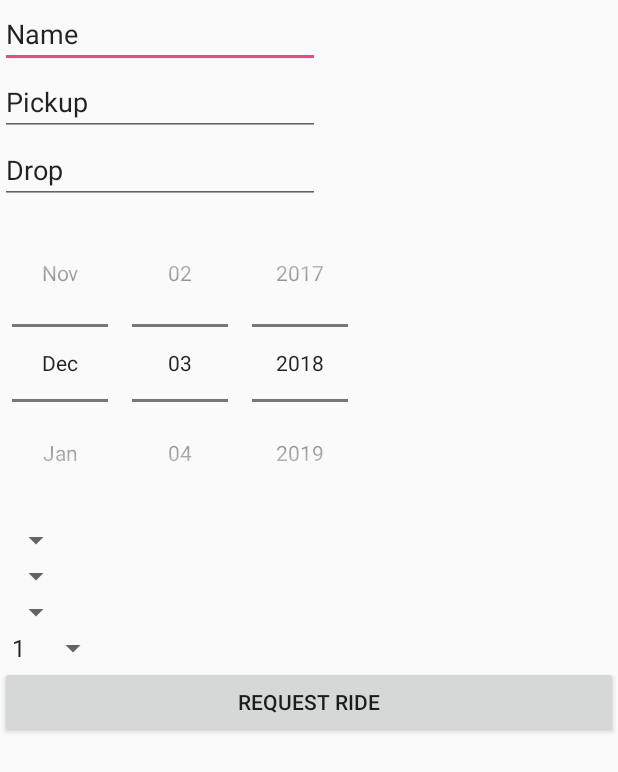
After one commit to niravs200/Carpooling-Android-Application, an Android app: the layout activity_user_home.xml on its own in the app's theme, with its tools: preview values and no code run, on a phone screen of 412 x 824 dp. The commit adds this screen. Shown: the top 772 px of the screen. Run offline under Robolectric (Android 15) with nearby library versions, the phone set to English and light mode, and no system bars; network calls fail; Roboto replaces fonts that are not available here.

Commit message:
Updated modules

```diff
--- a/intermediate Code - 2 dec/app/src/main/AndroidManifest.xml
+++ b/intermediate Code - 2 dec/app/src/main/AndroidManifest.xml
@@ -3,6 +3,7 @@
     package="com.example.bhavneet.car">
 
     <uses-permission android:name="android.permission.INTERNET"/>
+    <uses-permission android:name="android.permission.ACCESS_NETWORK_STATE"/>
     <application
         android:name=".RequestQueueSingleton"
         android:allowBackup="true"
@@ -26,6 +27,7 @@
         <activity android:name=".PoolerList"></activity>
         <activity android:name=".MainActivity"></activity>
         <activity android:name=".DisplayRideDetails"></activity>
+        <activity android:name=".UserHomeActivity"></activity>
         <activity
             android:name=".Home"
             android:label="@string/app_name"
--- a/intermediate Code - 2 dec/app/src/main/java/com/example/bhavneet/car/Home.java
+++ b/intermediate Code - 2 dec/app/src/main/java/com/example/bhavneet/car/Home.java
@@ -39,7 +39,7 @@ public class Home extends AppCompatActivity
                @Override
                public void onClick(View v) {
               try{
-                   Intent myintent = new Intent(Home.this, UserActivity1.class);
+                   Intent myintent = new Intent(Home.this, UserHomeActivity.class);
                    myintent.putExtra("username",name);
                    startActivity(myintent);
 
--- a/intermediate Code - 2 dec/app/src/main/java/com/example/bhavneet/car/Login.java
+++ b/intermediate Code - 2 dec/app/src/main/java/com/example/bhavneet/car/Login.java
@@ -31,7 +31,7 @@ public class Login extends AppCompatActivity {
     public EditText userPassword;
     public boolean result;
 
-    String url = "http://192.168.2.12/carpool/login.php";
+    String url = "http://192.168.43.34/carpool/login.php";
     @Override
     protected void onCreate(Bundle savedInstanceState) {
         super.onCreate(savedInstanceState);
--- a/intermediate Code - 2 dec/app/src/main/java/com/example/bhavneet/car/PoolerList.java
+++ b/intermediate Code - 2 dec/app/src/main/java/com/example/bhavneet/car/PoolerList.java
@@ -42,7 +42,7 @@ public class PoolerList extends AppCompatActivity {
         a.setAdapter(adapter);
 
         //requestQueue = Volley.newRequestQueue(getApplicationContext());
-        String url = "http://192.168.2.12/carpool/display.php"; // change IP to your machine IP
+        String url = "http://192.168.43.34/carpool/display.php"; // change IP to your machine IP
 
         JsonObjectRequest test = new JsonObjectRequest(Request.Method.GET, url, null, new Response.Listener<JSONObject>() {
             @Override
--- a/intermediate Code - 2 dec/app/src/main/java/com/example/bhavneet/car/UpdateUserDetails.java
+++ b/intermediate Code - 2 dec/app/src/main/java/com/example/bhavneet/car/UpdateUserDetails.java
@@ -40,7 +40,7 @@ public class UpdateUserDetails extends AppCompatActivity {
     public void execute(){
 
         //requestQueue = Volley.newRequestQueue(this);
-        String url = "http://192.168.2.12/carpool/insert_list.php?name=" + name.getText().toString()+"&driverName=" + driverName;
+        String url = "http://192.168.43.34/carpool/insert_list.php?name=" + name.getText().toString()+"&driverName=" + driverName;
 
         //HashMap<String,String> params = new HashMap<String,String>();
         //params.put("name",name.getText().toString());
--- a/intermediate Code - 2 dec/app/src/main/res/layout/activity_register.xml
+++ b/intermediate Code - 2 dec/app/src/main/res/layout/activity_register.xml
@@ -55,7 +55,7 @@
             android:layout_marginBottom="8dp"
             android:background="@drawable/rectangle"
 
-            android:digits="adcefghijklmnopqrstuvwxyz"
+            android:digits="abdcefghijklmnopqrstuvwxyz"
             android:textColor="#FFFFFF"
             android:textSize="20sp"
             android:textStyle="bold" />
@@ -134,7 +134,7 @@
             android:layout_marginRight="5dp"
             android:layout_marginBottom="8dp"
             android:background="@drawable/rectangle"
-            android:digits="0123456789"
+
 
             android:textColor="#FFFFFF"
             android:textSize="20sp"
--- /dev/null
+++ b/intermediate Code - 2 dec/app/src/main/res/layout/activity_user_home.xml
@@ -0,0 +1,90 @@
+<?xml version="1.0" encoding="utf-8"?>
+<LinearLayout
+    xmlns:android="http://schemas.android.com/apk/res/android"
+    xmlns:tools="http://schemas.android.com/tools"
+    android:layout_width="match_parent"
+    android:layout_height="match_parent"
+    android:orientation="vertical">
+
+    <!--<android.support.design.widget.TextInputLayout
+    android:id="@+id/layout_userName"
+    android:layout_width="match_parent"
+    android:layout_height="wrap_content">-->
+
+    <EditText
+        android:id="@+id/etUserName"
+        android:layout_width="wrap_content"
+        android:layout_height="wrap_content"
+        android:ems="10"
+        android:inputType="textPersonName"
+        android:focusable = "true"
+        android:text="Name" />
+<!--</android.support.design.widget.TextInputLayout>-->
+
+
+<!--    <android.support.design.widget.TextInputLayout
+        android:id="@+id/layout_pickup"
+        android:layout_width="match_parent"
+        android:layout_height="wrap_content">-->
+
+        <EditText
+            android:id="@+id/etPickUp"
+            android:layout_width="wrap_content"
+            android:layout_height="wrap_content"
+            android:ems="10"
+            android:inputType="textPersonName"
+            android:focusable = "true"
+            android:text="Pickup" />
+<!--    </android.support.design.widget.TextInputLayout>-->
+
+
+<!--    <android.support.design.widget.TextInputLayout
+        android:id="@+id/layout_drop"
+        android:layout_width="match_parent"
+        android:layout_height="wrap_content">-->
+
+        <EditText
+            android:id="@+id/etDrop"
+            android:layout_width="wrap_content"
+            android:layout_height="wrap_content"
+            android:focusable = "true"
+            android:ems="10"
+            android:inputType="textPersonName"
+            android:text="Drop" />
+<!--    </android.support.design.widget.TextInputLayout>-->
+
+    <DatePicker
+        android:layout_width="wrap_content"
+        android:layout_height="wrap_content"
+        android:datePickerMode="spinner"
+        android:calendarViewShown="false"
+        android:spinnersShown="true"
+
+        android:id="@+id/datePicker"></DatePicker>
+
+
+    <Spinner
+        android:layout_width="wrap_content"
+        android:layout_height="wrap_content"></Spinner>
+
+    <Spinner
+        android:layout_width="wrap_content"
+        android:layout_height="wrap_content"></Spinner>
+
+    <Spinner
+        android:layout_width="wrap_content"
+        android:layout_height="wrap_content"></Spinner>
+
+    <Spinner
+        android:layout_width="wrap_content"
+        android:layout_height="wrap_content"
+        android:id="@+id/spnCapacity"
+        android:entries="@array/capacity"></Spinner>
+
+    <Button
+        android:id="@+id/btnRequestRide"
+        android:layout_width="match_parent"
+        android:layout_height="wrap_content"
+        android:text="Request Ride" />
+
+</LinearLayout>
--- a/intermediate Code - 2 dec/app/src/main/res/layout/useractivity1.xml
+++ b/intermediate Code - 2 dec/app/src/main/res/layout/useractivity1.xml
@@ -67,7 +67,7 @@
             android:layout_marginBottom="8dp"
             android:background="@drawable/rectangle"
             android:typeface="serif"
-            android:digits="adcefghijklmnopqrstuvwxyz0123456789"
+
             android:textColor="#FFFFFF"
             android:textSize="20sp"
             android:textStyle="bold" />
@@ -96,7 +96,7 @@
             android:layout_marginRight="20dp"
             android:layout_marginBottom="8dp"
             android:background="@drawable/rectangle"
-            android:digits="adcefghijklmnopqrstuvwxyz0123456789"
+
             android:typeface="serif"
             android:textColor="#FFFFFF"
             android:textSize="20sp"
--- a/intermediate Code - 2 dec/app/src/main/res/values/strings.xml
+++ b/intermediate Code - 2 dec/app/src/main/res/values/strings.xml
@@ -38,6 +38,15 @@
         <string name="logout">Logout</string>
 
 
+    <string-array name="capacity">
+        <item>1</item>
+        <item>2</item>
+        <item>3</item>
+        <item>4</item>
+        <item>5</item>
+        <item>6</item>
+        <item>7</item>
+    </string-array>
         <string-array name="numbers">
             <item>1</item>
             <item>2</item>
```
Also changed, not shown: intermediate Code - 2 dec/app/src/main/java/com/example/bhavneet/car/DisplayRideDetails.java (+9 -26 lines), intermediate Code - 2 dec/app/src/main/java/com/example/bhavneet/car/Register.java (+14 -4 lines), intermediate Code - 2 dec/app/src/main/java/com/example/bhavneet/car/UserHomeActivity.java (added, +251 -0 lines), intermediate Code - 2 dec/app/src/main/java/com/example/bhavneet/car/waittime.java (+51 -10 lines), 1 other file.
